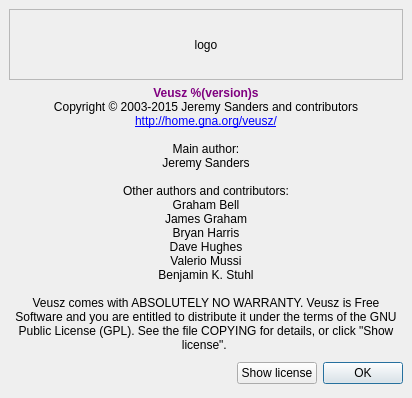
Old version of the form ui/about.ui in the repository veusz/veusz.
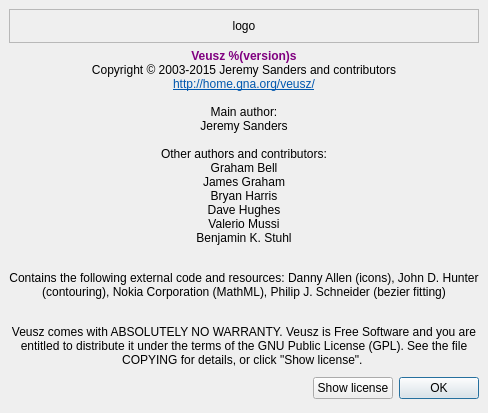
New version of the form.

Commit message: About and README updates. Bump version for forthcoming release.

Patch:
```diff
--- a/ui/about.ui
+++ b/ui/about.ui
@@ -2,14 +2,6 @@
 <ui version="4.0">
  <class>AboutDialog</class>
  <widget class="QDialog" name="AboutDialog">
-  <property name="geometry">
-   <rect>
-    <x>0</x>
-    <y>0</y>
-    <width>412</width>
-    <height>398</height>
-   </rect>
-  </property>
   <property name="windowTitle">
    <string>About Veusz</string>
   </property>
@@ -51,23 +43,7 @@
    <item>
     <widget class="QLabel" name="copyrightlabel">
      <property name="text">
-      <string>&lt;b style=&quot;color:#800080&quot; &gt;Veusz %(version)s&lt;/b&gt;&lt;br&gt;
-Copyright © 2003-2015 Jeremy Sanders and contributors&lt;br&gt;
-&lt;a href=&quot;http://home.gna.org/veusz/&quot;&gt;http://home.gna.org/veusz/&lt;/a&gt;&lt;br&gt;
-&lt;br&gt;
-Main author:&lt;br&gt;
-Jeremy Sanders&lt;br&gt;
-&lt;br&gt;
-Other authors and contributors:&lt;br&gt;
-Graham Bell&lt;br&gt;
-James Graham&lt;br&gt;
-Bryan Harris&lt;br&gt;
-Dave Hughes&lt;br&gt;
-Valerio Mussi&lt;br&gt;
-Benjamin K. Stuhl&lt;br&gt;
-&lt;br&gt;
-Veusz comes with ABSOLUTELY NO WARRANTY. Veusz is Free Software and you are entitled to distribute it under the terms of the GNU Public License (GPL). See the file COPYING for details, or click &amp;quot;Show license&amp;quot;.
-</string>
+      <string>&lt;html&gt;&lt;head/&gt;&lt;body&gt;&lt;p&gt;&lt;span style=&quot; font-weight:600; color:#800080;&quot;&gt;Veusz %(version)s&lt;/span&gt;&lt;br/&gt;Copyright © 2003-2015 Jeremy Sanders and contributors&lt;br/&gt;&lt;a href=&quot;http://home.gna.org/veusz/&quot;&gt;&lt;span style=&quot; text-decoration: underline; color:#0057ae;&quot;&gt;http://home.gna.org/veusz/&lt;/span&gt;&lt;/a&gt;&lt;br/&gt;&lt;br/&gt;Main author:&lt;br/&gt;Jeremy Sanders&lt;br/&gt;&lt;br/&gt;Other authors and contributors:&lt;br/&gt;Graham Bell&lt;br/&gt;James Graham&lt;br/&gt;Bryan Harris&lt;br/&gt;Dave Hughes&lt;br/&gt;Valerio Mussi&lt;br/&gt;Benjamin K. Stuhl&lt;/p&gt;&lt;p&gt;&lt;br/&gt;Contains the following external code and resources: Danny Allen (icons), John D. Hunter (contouring), Nokia Corporation (MathML), Philip J. Schneider (bezier fitting)&lt;/p&gt;&lt;p&gt;&lt;br/&gt;Veusz comes with ABSOLUTELY NO WARRANTY. Veusz is Free Software and you are entitled to distribute it under the terms of the GNU Public License (GPL). See the file COPYING for details, or click &amp;quot;Show license&amp;quot;. &lt;/p&gt;&lt;/body&gt;&lt;/html&gt;</string>
      </property>
      <property name="alignment">
       <set>Qt::AlignCenter</set>
```
The commit also changes 2 other files.
